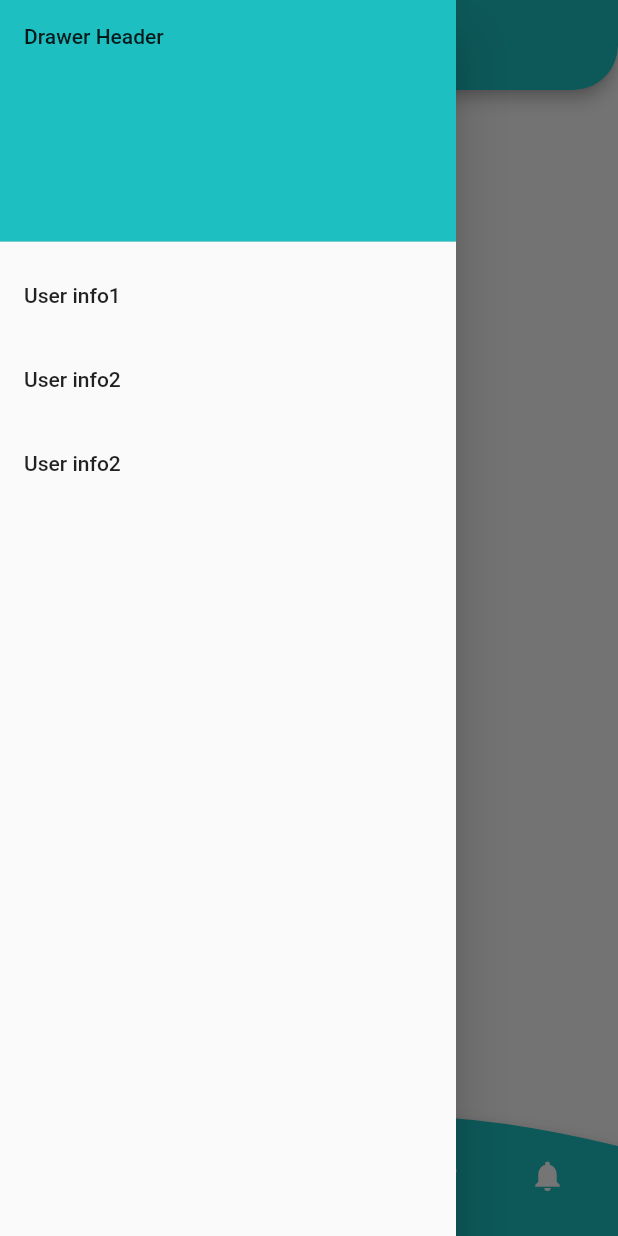
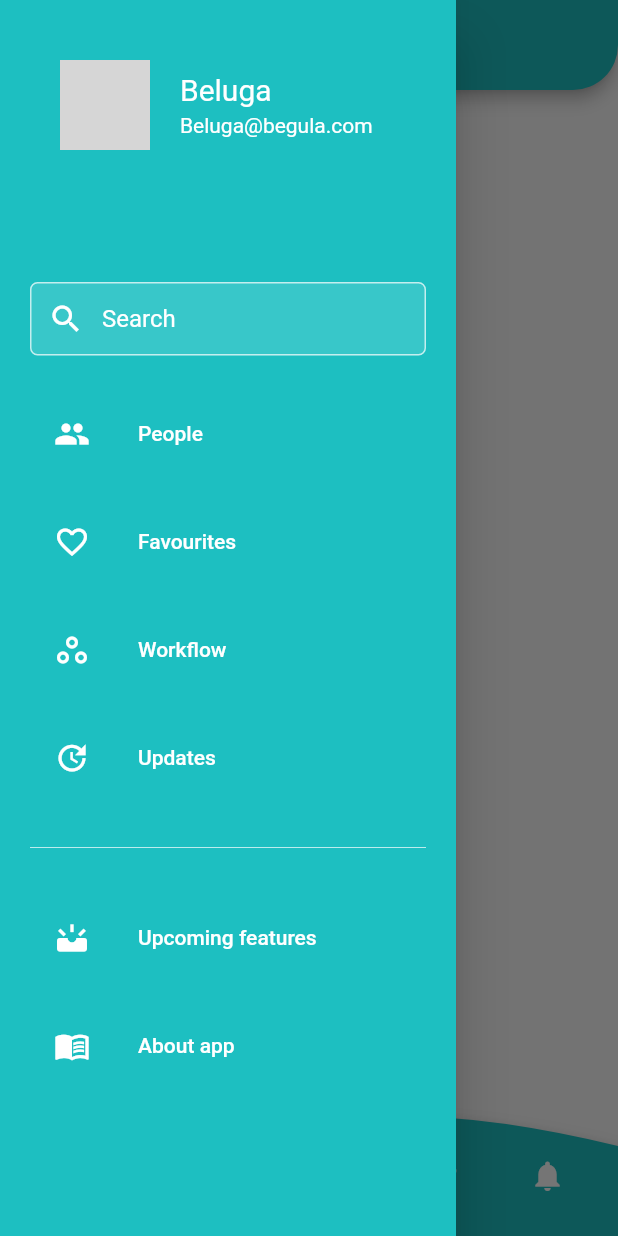
Before and after one commit to hsv123456789/phci_app, a Flutter app: the screen it shows after launch, with the side drawer open, on a phone screen of 412 x 824 dp. Run offline on Flutter 3.47's test engine with Material 2 defaults, Android fonts, the phone set to English and light mode, and no system bars; network calls fail; grey boxes are pictures that could not be loaded.

Commit message:
Completely changed the navigation drawer

```diff
--- a/lib/main.dart
+++ b/lib/main.dart
@@ -3,30 +3,19 @@
 import 'package:flutter/material.dart';
 import 'package:phci/widgets/bottom_nav_bar.dart';
 import 'package:phci/widgets/app_drawer.dart';
+import 'package:phci/widgets/custom_app_bar.dart';
 
 void main(List<String> args) {
   runApp(MyApp());
 }
 
 class MyApp extends StatelessWidget {
-  const MyApp({super.key});
-
   @override
   Widget build(BuildContext context) {
     return MaterialApp(
       home: Scaffold(
-        appBar: AppBar(
-          backgroundColor: Color.fromRGBO(29, 191, 193, 1),
-          toolbarHeight: 60,
-          shape: RoundedRectangleBorder(
-            borderRadius: BorderRadius.only(
-              bottomLeft: Radius.circular(30),
-              bottomRight: Radius.circular(30),
-            ),
-          ),
-          title: Center(
-            child: Text('Physcio App..'),
-          ),
+        appBar: CustomAppBar(
+          input: "Physcio..",
         ),
         drawer: AppDrawer(),
         body: Center(
--- a/lib/widgets/app_drawer.dart
+++ b/lib/widgets/app_drawer.dart
@@ -1,40 +1,178 @@
 import 'package:flutter/material.dart';
+import 'package:phci/page/people_page.dart';
+import 'package:phci/page/user_page.dart';
 
 class AppDrawer extends StatelessWidget {
-  const AppDrawer({super.key});
+  final padding = EdgeInsets.symmetric(horizontal: 20);
 
   @override
   Widget build(BuildContext context) {
+    final name = 'Beluga';
+    final email = 'Beluga@begula.com';
+    final UrlImage =
+        'https://i.pinimg.com/474x/2a/d5/f8/2ad5f8a792483e7f4524b35847477160.jpg';
     return Drawer(
+      child: Material(
+        color: Color.fromRGBO(29, 191, 193, 1),
         child: ListView(
-        padding: EdgeInsets.zero,
+          padding: padding,
           children: [
-          DrawerHeader(
-            child: Text('Drawer Header'),
-            decoration: BoxDecoration(
-              color: Color.fromRGBO(29, 191, 193, 1),
+            buildHeader(
+                urlImage: UrlImage,
+                name: name,
+                email: email,
+                onClicked: () => Navigator.of(context).push(MaterialPageRoute(
+                    builder: (context) => UserPage(
+                          name: name,
+                          urlImage: UrlImage,
+                        )))),
+            const SizedBox(height: 48),
+            buildSearchField(),
+            const SizedBox(height: 24),
+            buildMenuItem(
+                text: 'People',
+                icon: Icons.people,
+                onclicked: () => selectedItem(context, 0)),
+            const SizedBox(height: 16),
+            buildMenuItem(
+              text: 'Favourites',
+              icon: Icons.favorite_border,
+              onclicked: () => selectedItem(context, 1),
             ),
+            const SizedBox(height: 16),
+            buildMenuItem(
+              text: 'Workflow',
+              icon: Icons.workspaces_outline,
+              onclicked: () => selectedItem(context, 2),
             ),
-          ListTile(
-            title: Text("User info1"),
-            onTap: () {
-              Navigator.pop(context);
-            },
+            const SizedBox(height: 16),
+            buildMenuItem(
+              text: 'Updates',
+              icon: Icons.update,
+              onclicked: () => selectedItem(context, 3),
             ),
-          ListTile(
-            title: Text("User info2"),
-            onTap: () {
-              Navigator.pop(context);
-            },
+            const SizedBox(height: 24),
+            Divider(color: Colors.white70),
+            const SizedBox(height: 24),
+            buildMenuItem(
+              text: 'Upcoming features',
+              icon: Icons.upcoming,
+              onclicked: () => selectedItem(context, 4),
             ),
-          ListTile(
-            title: Text("User info2"),
-            onTap: () {
-              Navigator.pop(context);
-            },
+            const SizedBox(height: 16),
+            buildMenuItem(
+              text: 'About app',
+              icon: Icons.menu_book_outlined,
             ),
           ],
         ),
+      ),
     );
   }
+
+  Widget buildHeader({
+    String urlImage,
+    String name,
+    String email,
+    VoidCallback onClicked,
+  }) =>
+      InkWell(
+        onTap: onClicked,
+        child: Container(
+          padding: padding.add(EdgeInsets.symmetric(vertical: 40)),
+          child: Row(
+            children: [
+              CircleAvatar(radius: 30, backgroundImage: NetworkImage(urlImage)),
+              SizedBox(width: 20),
+              Column(
+                crossAxisAlignment: CrossAxisAlignment.start,
+                children: [
+                  Text(
+                    name,
+                    style: TextStyle(fontSize: 20, color: Colors.white),
+                  ),
+                  const SizedBox(height: 4),
+                  Text(
+                    email,
+                    style: TextStyle(fontSize: 14, color: Colors.white),
+                  ),
+                ],
+              ),
+            ],
+          ),
+        ),
+      );
+  Widget buildSearchField() {
+    final color = Colors.white;
+
+    return TextField(
+      style: TextStyle(color: color),
+      decoration: InputDecoration(
+        contentPadding: EdgeInsets.symmetric(horizontal: 20, vertical: 15),
+        hintText: 'Search',
+        hintStyle: TextStyle(color: color),
+        prefixIcon: Icon(Icons.search, color: color),
+        filled: true,
+        fillColor: Colors.white12,
+        enabledBorder: OutlineInputBorder(
+          borderRadius: BorderRadius.circular(5),
+          borderSide: BorderSide(color: color.withOpacity(0.7)),
+        ),
+        focusedBorder: OutlineInputBorder(
+          borderRadius: BorderRadius.circular(5),
+          borderSide: BorderSide(color: color.withOpacity(0.7)),
+        ),
+      ),
+    );
   }
+
+  Widget buildMenuItem({
+    String text,
+    IconData icon,
+    VoidCallback onclicked,
+  }) {
+    final color = Colors.white;
+    return ListTile(
+      leading: Icon(
+        icon,
+        color: color,
+      ),
+      title: Text(
+        text,
+        style: TextStyle(color: color),
+      ),
+      onTap: onclicked,
+    );
+  }
+
+  void selectedItem(BuildContext context, int index) {
+    Navigator.of(context).pop();
+    switch (index) {
+      case 0:
+        Navigator.of(context).push(MaterialPageRoute(
+          builder: (context) => PeoplePage(),
+        ));
+        break;
+      case 1:
+        Navigator.of(context).push(MaterialPageRoute(
+          builder: (context) => PeoplePage(),
+        ));
+        break;
+      case 2:
+        Navigator.of(context).push(MaterialPageRoute(
+          builder: (context) => PeoplePage(),
+        ));
+        break;
+      case 3:
+        Navigator.of(context).push(MaterialPageRoute(
+          builder: (context) => PeoplePage(),
+        ));
+        break;
+      case 4:
+        Navigator.of(context).push(MaterialPageRoute(
+          builder: (context) => PeoplePage(),
+        ));
+        break;
+    }
+  }
+}
--- a/lib/widgets/bottom_nav_bar.dart
+++ b/lib/widgets/bottom_nav_bar.dart
@@ -3,8 +3,6 @@
 import 'package:flutter/material.dart';
 
 class BottomNavBar extends StatefulWidget {
-  const BottomNavBar({super.key});
-
   @override
   State<BottomNavBar> createState() => _BottomNavBarState();
 }
--- /dev/null
+++ b/lib/widgets/custom_app_bar.dart
@@ -0,0 +1,25 @@
+import 'package:flutter/material.dart';
+
+class CustomAppBar extends StatelessWidget implements PreferredSizeWidget {
+  @override
+  Size get preferredSize => const Size.fromHeight(60);
+  String input;
+  CustomAppBar({String input});
+
+  @override
+  Widget build(BuildContext context) {
+    return AppBar(
+      backgroundColor: const Color.fromRGBO(29, 191, 193, 1),
+      toolbarHeight: 60,
+      shape: const RoundedRectangleBorder(
+        borderRadius: BorderRadius.only(
+          bottomLeft: Radius.circular(30),
+          bottomRight: Radius.circular(30),
+        ),
+      ),
+      title: Center(
+        child: Text("Physcio.."),
+      ),
+    );
+  }
+}
--- a/pubspec.yaml
+++ b/pubspec.yaml
@@ -20,7 +20,7 @@ publish_to: 'none' # Remove this line if you wish to publish to pub.dev
 version: 1.0.0+1
 
 environment:
-  sdk: '>=2.18.0 <3.0.0'
+  sdk: '>=2.11.0 <3.0.0'
 
 # Dependencies specify other packages that your package needs in order to work.
 # To automatically upgrade your package dependencies to the latest versions
```
Also changed, not shown: lib/page/people_page.dart (added, +12 -0 lines), lib/page/user_page.dart (added, +27 -0 lines), pubspec.lock, 1 other file. Lines whose indentation alone changed are shown as unchanged.
